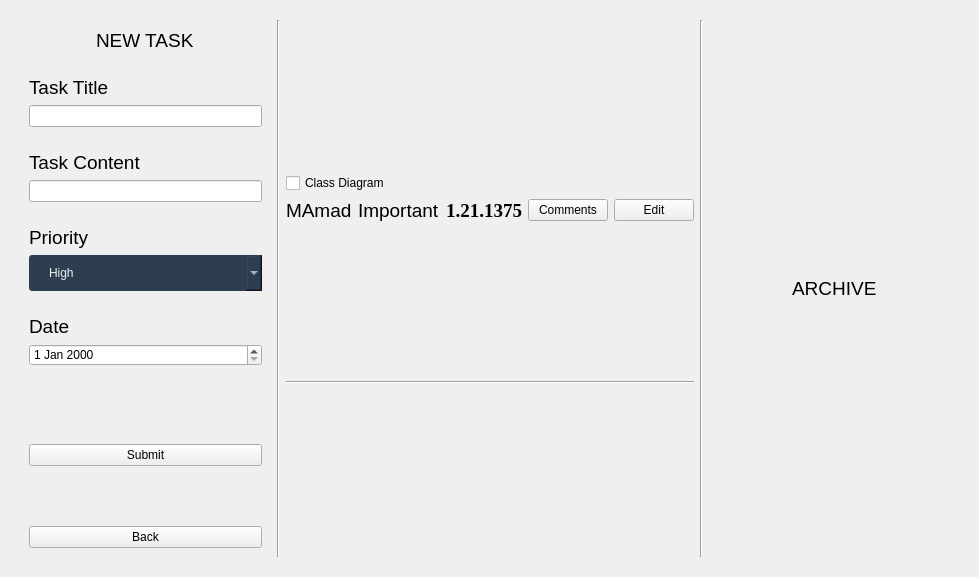
Above: Client/dashboard.ui from amirsoleimani7/AP_Project before the change. Below: the same form after it.
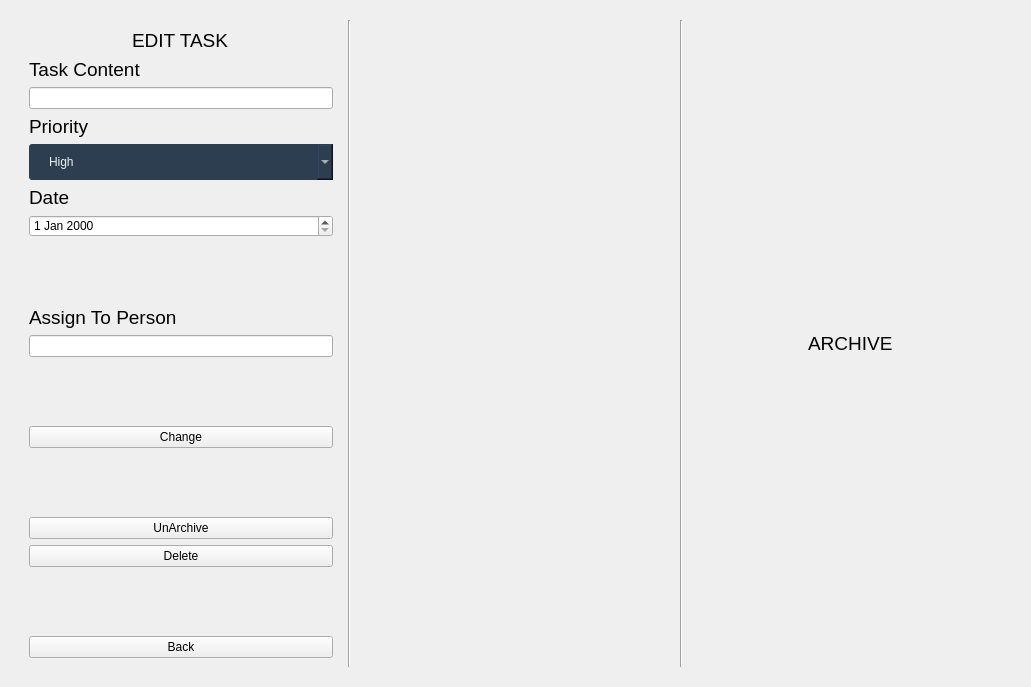
That is the form after the change. The open tabs and pages were chosen to show the change.

Commit message: adding comment archive and .....

What changed in the file:
```diff
--- a/Client/dashboard.ui
+++ b/Client/dashboard.ui
@@ -6,8 +6,8 @@
    <rect>
     <x>0</x>
     <y>0</y>
-    <width>979</width>
-    <height>577</height>
+    <width>1031</width>
+    <height>687</height>
    </rect>
   </property>
   <property name="windowTitle">
@@ -41,7 +41,7 @@
        <item>
         <widget class="QStackedWidget" name="ProjectSideStack">
          <property name="currentIndex">
-          <number>1</number>
+          <number>3</number>
          </property>
          <widget class="QWidget" name="ProjectSideMainPage">
           <layout class="QVBoxLayout" name="verticalLayout_22">
@@ -133,16 +133,6 @@
              </property>
             </spacer>
            </item>
-           <item>
-            <widget class="QLabel" name="label_10">
-             <property name="text">
-              <string>Task Title</string>
-             </property>
-            </widget>
-           </item>
-           <item>
-            <widget class="QLineEdit" name="lineEdit_task_title"/>
-           </item>
            <item>
             <spacer name="verticalSpacer_5">
              <property name="orientation">
@@ -547,6 +537,153 @@
            </item>
           </layout>
          </widget>
+         <widget class="QWidget" name="EditForunArchived">
+          <layout class="QVBoxLayout" name="verticalLayout_25">
+           <item alignment="Qt::AlignHCenter">
+            <widget class="QLabel" name="label_28">
+             <property name="text">
+              <string>EDIT TASK</string>
+             </property>
+            </widget>
+           </item>
+           <item>
+            <widget class="QLabel" name="label_31">
+             <property name="text">
+              <string>Task Content</string>
+             </property>
+            </widget>
+           </item>
+           <item>
+            <widget class="QLineEdit" name="lineEdit_new_task_conent_2"/>
+           </item>
+           <item>
+            <widget class="QLabel" name="label_29">
+             <property name="text">
+              <string>Priority</string>
+             </property>
+            </widget>
+           </item>
+           <item>
+            <widget class="QComboBox" name="ProjectNewTaskPriorityComboBox_3">
+             <item>
+              <property name="text">
+               <string>High</string>
+              </property>
+             </item>
+             <item>
+              <property name="text">
+               <string>Medium</string>
+              </property>
+             </item>
+             <item>
+              <property name="text">
+               <string>Low</string>
+              </property>
+             </item>
+            </widget>
+           </item>
+           <item>
+            <widget class="QLabel" name="label_30">
+             <property name="text">
+              <string>Date</string>
+             </property>
+            </widget>
+           </item>
+           <item>
+            <widget class="QDateEdit" name="dateEdit_new_date_2"/>
+           </item>
+           <item>
+            <spacer name="verticalSpacer_52">
+             <property name="orientation">
+              <enum>Qt::Vertical</enum>
+             </property>
+             <property name="sizeHint" stdset="0">
+              <size>
+               <width>20</width>
+               <height>40</height>
+              </size>
+             </property>
+            </spacer>
+           </item>
+           <item>
+            <widget class="QLabel" name="label_2">
+             <property name="text">
+              <string>Assign To Person </string>
+             </property>
+            </widget>
+           </item>
+           <item>
+            <widget class="QLineEdit" name="lineEdit_person_to_assign_2"/>
+           </item>
+           <item>
+            <spacer name="verticalSpacer_53">
+             <property name="orientation">
+              <enum>Qt::Vertical</enum>
+             </property>
+             <property name="sizeHint" stdset="0">
+              <size>
+               <width>20</width>
+               <height>40</height>
+              </size>
+             </property>
+            </spacer>
+           </item>
+           <item>
+            <widget class="QPushButton" name="pushButton_change_task_info_2">
+             <property name="text">
+              <string>Change</string>
+             </property>
+            </widget>
+           </item>
+           <item>
+            <spacer name="verticalSpacer_54">
+             <property name="orientation">
+              <enum>Qt::Vertical</enum>
+             </property>
+             <property name="sizeHint" stdset="0">
+              <size>
+               <width>20</width>
+               <height>40</height>
+              </size>
+             </property>
+            </spacer>
+           </item>
+           <item>
+            <widget class="QPushButton" name="pushButton_unarchive">
+             <property name="text">
+              <string>UnArchive</string>
+             </property>
+            </widget>
+           </item>
+           <item>
+            <widget class="QPushButton" name="pushButton_6">
+             <property name="text">
+              <string>Delete</string>
+             </property>
+            </widget>
+           </item>
+           <item>
+            <spacer name="verticalSpacer_55">
+             <property name="orientation">
+              <enum>Qt::Vertical</enum>
+             </property>
+             <property name="sizeHint" stdset="0">
+              <size>
+               <width>20</width>
+               <height>40</height>
+              </size>
+             </property>
+            </spacer>
+           </item>
+           <item>
+            <widget class="QPushButton" name="ProjectNewTaskBackButton_3">
+             <property name="text">
+              <string>Back</string>
+             </property>
+            </widget>
+           </item>
+          </layout>
+         </widget>
          <widget class="QWidget" name="ProjectCommentPage">
           <layout class="QVBoxLayout" name="verticalLayout_19">
            <item alignment="Qt::AlignHCenter">
@@ -558,6 +695,9 @@
            </item>
            <item>
             <layout class="QVBoxLayout" name="TaskCommentList">
+             <item>
+              <layout class="QVBoxLayout" name="verticalLayout_3"/>
+             </item>
              <item>
               <widget class="QLabel" name="label_21">
                <property name="text">
@@ -617,74 +757,6 @@
        </item>
        <item>
         <layout class="QVBoxLayout" name="TasksList">
-         <item>
-          <layout class="QVBoxLayout" name="verticalLayout_3">
-           <item>
-            <layout class="QHBoxLayout" name="horizontalLayout_17">
-             <item>
-              <widget class="QCheckBox" name="checkBox">
-               <property name="text">
-                <string>Class Diagram</string>
-               </property>
-              </widget>
-             </item>
-            </layout>
-           </item>
-           <item>
-            <layout class="QHBoxLayout" name="horizontalLayout_5">
-             <item>
-              <widget class="QLabel" name="label_11">
-               <property name="text">
-                <string>MAmad</string>
-               </property>
-              </widget>
-             </item>
-             <item>
-              <widget class="QLabel" name="label_2">
-               <property name="text">
-                <string>Important</string>
-               </property>
-              </widget>
-             </item>
-             <item>
-              <widget class="QLabel" name="label_3">
-               <property name="font">
-                <font>
-                 <family>Times New Roman</family>
-                 <pointsize>-1</pointsize>
-                 <bold>true</bold>
-                </font>
-               </property>
-               <property name="text">
-                <string>1.21.1375</string>
-               </property>
-              </widget>
-             </item>
-             <item>
-              <widget class="QPushButton" name="pushButton_3">
-               <property name="text">
-                <string>Comments</string>
-               </property>
-              </widget>
-             </item>
-             <item>
-              <widget class="QPushButton" name="pushButton_2">
-               <property name="text">
-                <string>Edit</string>
-               </property>
-              </widget>
-             </item>
-            </layout>
-           </item>
-          </layout>
-         </item>
-         <item>
-          <widget class="Line" name="line_16">
-           <property name="orientation">
-            <enum>Qt::Horizontal</enum>
-           </property>
-          </widget>
-         </item>
          <item>
           <spacer name="horizontalSpacer_7">
            <property name="orientation">
@@ -730,7 +802,7 @@
              </property>
             </spacer>
            </item>
-           <item alignment="Qt::AlignHCenter">
+           <item>
             <widget class="QLabel" name="label_4">
              <property name="text">
               <string>ARCHIVE</string>
```
Left out of the diff: 172 changed lines with no effect on the pictures. The commit also changes 10 other files.
